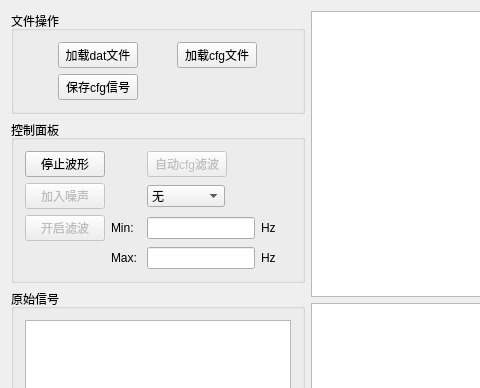
This is SignalIOSystem/MainInterface.ui in RyougiSama/SignalIOSystem as Qt 5 draws it before an edit; both pictures show x 0 to 480 and y 0 to 388 of the 910 by 600 pixel window. The edited form follows.
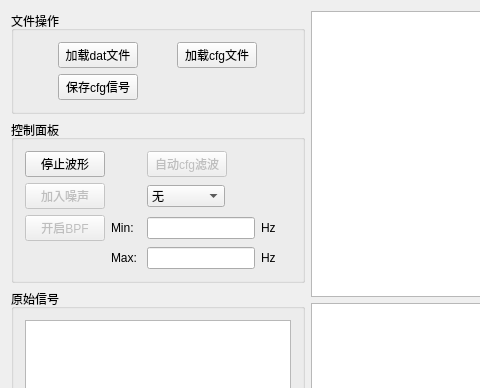
This is the edited form. Custom widgets are drawn as their Qt base class.

The edit to the form file:
```diff
--- a/SignalIOSystem/MainInterface.ui
+++ b/SignalIOSystem/MainInterface.ui
@@ -127,7 +127,7 @@
            <cursorShape>PointingHandCursor</cursorShape>
           </property>
           <property name="text">
-           <string>开启滤波</string>
+           <string>开启BPF</string>
           </property>
           <property name="checkable">
            <bool>true</bool>
```
